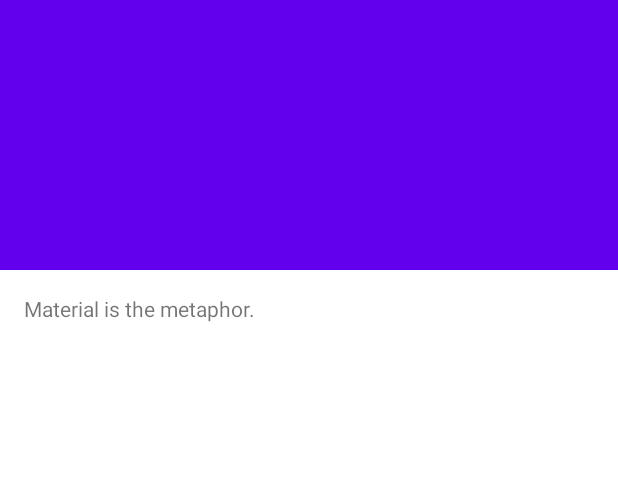
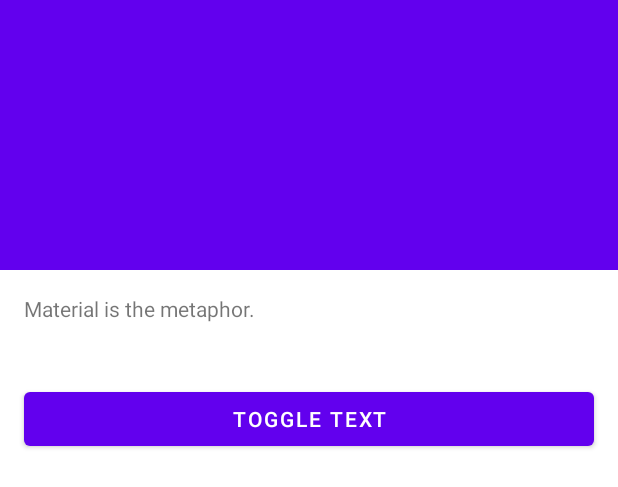
Before and after one commit to jackszm/CollapsingToolbarDemo, an Android app: the layout activity_scrolling.xml on its own in the app's theme, with its tools: preview values and no code run, on a phone screen of 412 x 824 dp. Shown: the top 487 px of the screen. Run offline under Robolectric (Android 15) with nearby library versions, the phone set to English and light mode, and no system bars.

```diff
--- a/app/src/main/java/com/jsz/collapsingtoolbardemo/NestedScrollViewExt.kt
+++ b/app/src/main/java/com/jsz/collapsingtoolbardemo/NestedScrollViewExt.kt
@@ -2,11 +2,13 @@ package com.jsz.collapsingtoolbardemo
 
 import androidx.core.widget.NestedScrollView
 
-private fun NestedScrollView.canScroll(): Boolean {
+fun NestedScrollView.canScroll(): Boolean {
     return getChildAt(0)?.let {
         height < it.height + paddingTop + paddingBottom
     } ?: false
 }
+
+
 
 //view.addOnLayoutChangeListener( new View.OnLayoutChangeListener()
 //{
--- a/app/src/main/res/layout/activity_scrolling.xml
+++ b/app/src/main/res/layout/activity_scrolling.xml
@@ -32,6 +32,8 @@
         </com.google.android.material.appbar.CollapsingToolbarLayout>
     </com.google.android.material.appbar.AppBarLayout>
 
-    <include layout="@layout/content_scrolling" />
+    <include
+        android:id="@+id/content"
+        layout="@layout/content_scrolling" />
 
 </androidx.coordinatorlayout.widget.CoordinatorLayout>
--- a/app/src/main/res/layout/content_scrolling.xml
+++ b/app/src/main/res/layout/content_scrolling.xml
@@ -2,16 +2,35 @@
 <androidx.core.widget.NestedScrollView xmlns:android="http://schemas.android.com/apk/res/android"
     xmlns:app="http://schemas.android.com/apk/res-auto"
     xmlns:tools="http://schemas.android.com/tools"
+    android:id="@+id/nestedScrollView"
     android:layout_width="match_parent"
     android:layout_height="wrap_content"
     app:layout_behavior="@string/appbar_scrolling_view_behavior"
     tools:context=".ScrollingActivity"
     tools:showIn="@layout/activity_scrolling">
 
-    <TextView
-        android:layout_width="wrap_content"
+    <LinearLayout
+        android:layout_width="match_parent"
         android:layout_height="wrap_content"
-        android:layout_margin="@dimen/text_margin"
-        android:text="@string/small_text" />
+        android:orientation="vertical">
+
+        <TextView
+            android:id="@+id/textView"
+            android:layout_width="wrap_content"
+            android:layout_height="wrap_content"
+            android:layout_margin="@dimen/text_margin"
+            android:text="@string/small_text" />
+
+        <Button
+            android:id="@+id/button"
+            android:layout_width="match_parent"
+            android:layout_height="wrap_content"
+            android:layout_marginHorizontal="16dp"
+            android:layout_marginVertical="24dp"
+            android:gravity="center"
+            android:text="Toggle Text" />
+
+    </LinearLayout>
+
 
 </androidx.core.widget.NestedScrollView>
```
Also changed, not shown: app/src/main/java/com/jsz/collapsingtoolbardemo/CollapsingToolbarLayoutExt.kt (+7 -0 lines), app/src/main/java/com/jsz/collapsingtoolbardemo/ScrollingActivity.kt (+10 -1 lines).
